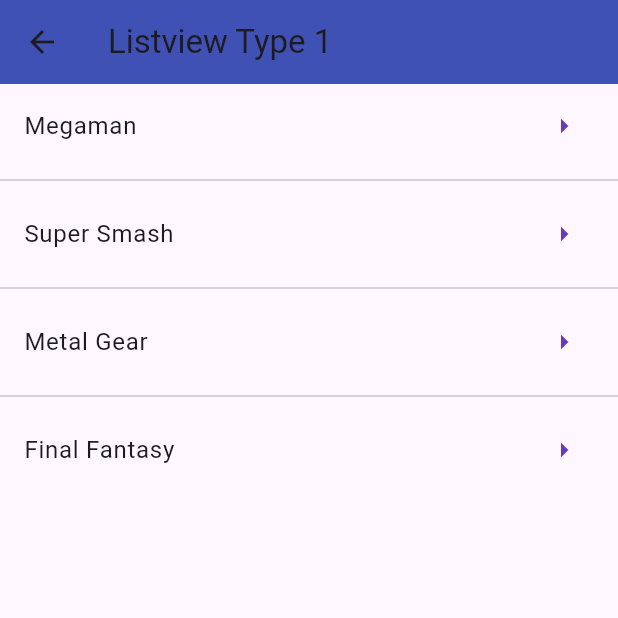
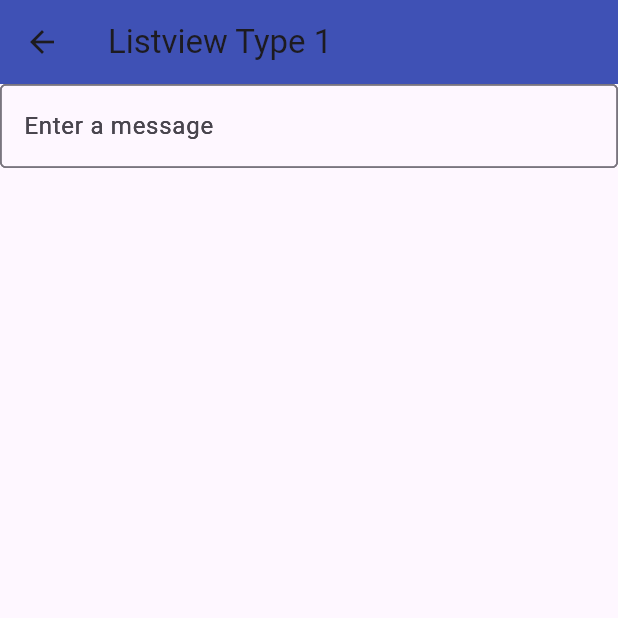
Before and after one commit to JuanSMendezS/Proyecto, a Flutter app: the ListviewScreen screen opened by its route, on a phone screen of 412 x 824 dp, the top half of it. Run offline on Flutter 3.47's test engine with Material 2 defaults, Android fonts, the phone set to English and light mode, and no system bars.

Commit message:
Cambios en segunda pantalla

```diff
--- a/lib/router/app_routes.dart
+++ b/lib/router/app_routes.dart
@@ -13,17 +13,17 @@ class AppRoutes {
         screen: const HomeScreen()),
     MenuOption(
         route: 'listview1',
-        icon: Icons.list_alt_sharp,
+        icon: Icons.person_add_alt,
         name: 'Segunda Pantalla',
         screen: const ListviewScreen()),
     MenuOption(
         route: 'card',
-        icon: Icons.card_giftcard,
+        icon: Icons.view_list,
         name: 'Tercera Pantalla',
         screen: const CardScreen()),
     MenuOption(
         route: 'alert',
-        icon: Icons.alternate_email,
+        icon: Icons.settings,
         name: 'Cuarta Pantalla',
         screen: const AlertScreen())
   ];
@@ -31,7 +31,7 @@ class AppRoutes {
   static Map<String, Widget Function(BuildContext)> getAppRoutes() {
     Map<String, Widget Function(BuildContext)> appRoutes = {};
     for (final option in menuOptions) {
-      appRoutes.addAll({option.name: (BuildContext context) => option.screen});
+      appRoutes.addAll({option.route: (BuildContext context) => option.screen});
     }
     return appRoutes;
   }
--- a/lib/screens/alert_screen.dart
+++ b/lib/screens/alert_screen.dart
@@ -5,6 +5,11 @@ class AlertScreen extends StatelessWidget {
 
   @override
   Widget build(BuildContext context) {
-    return const Placeholder();
+    return Scaffold(
+      appBar: AppBar(
+        title: const Text('Alerta'),
+      ),
+      body: const Center(child: Text('Alert')),
+    );
   }
 }
--- a/lib/screens/listview1_screen.dart
+++ b/lib/screens/listview1_screen.dart
@@ -1,12 +1,6 @@
 import 'package:flutter/material.dart';
 
 class ListviewScreen extends StatelessWidget {
-  final options = const [
-    'Megaman',
-    'Super Smash',
-    'Metal Gear',
-    'Final Fantasy'
-  ];
   const ListviewScreen({super.key});
 
   @override
@@ -17,31 +11,29 @@ class ListviewScreen extends StatelessWidget {
           elevation: 0,
           backgroundColor: Colors.indigo,
         ),
-        body: ListView.separated(
-          // children: [
-          // ...options
-          //     .map((game) => ListTile(
-          //           title: Text(game),
-          //           trailing: const Icon(Icons.arrow_right),
-          //         ))
-          //     .toList()
-          // ListTile(
-          //   leading: Icon(Icons.wifi_channel_sharp),
-          //   title: Text("Hola mundo"),
-          // )]
-          itemBuilder: (context, index) => ListTile(
-            title: Text(options[index]),
-            trailing: const Icon(
-              Icons.arrow_right,
-              color: Colors.deepPurple,
+        body: const Stack(
+          children: <Widget>[
+            TextField(
+              decoration: InputDecoration(
+                border: OutlineInputBorder(),
+                labelText: 'Enter a message',
+              ),
             ),
-            onTap: () {
-              final game = options[index];
-              print(game);
-            },
-          ),
-          separatorBuilder: (_, __) => const Divider(),
-          itemCount: options.length,
+            SizedBox(height: 20),
+            TextField(
+              decoration: InputDecoration(
+                border: OutlineInputBorder(),
+                labelText: 'Enter a message',
+              ),
+            ),
+            SizedBox(height: 30),
+            TextField(
+              decoration: InputDecoration(
+                border: OutlineInputBorder(),
+                labelText: 'Enter a message',
+              ),
+            ),
+          ],
         ));
   }
 }
```
